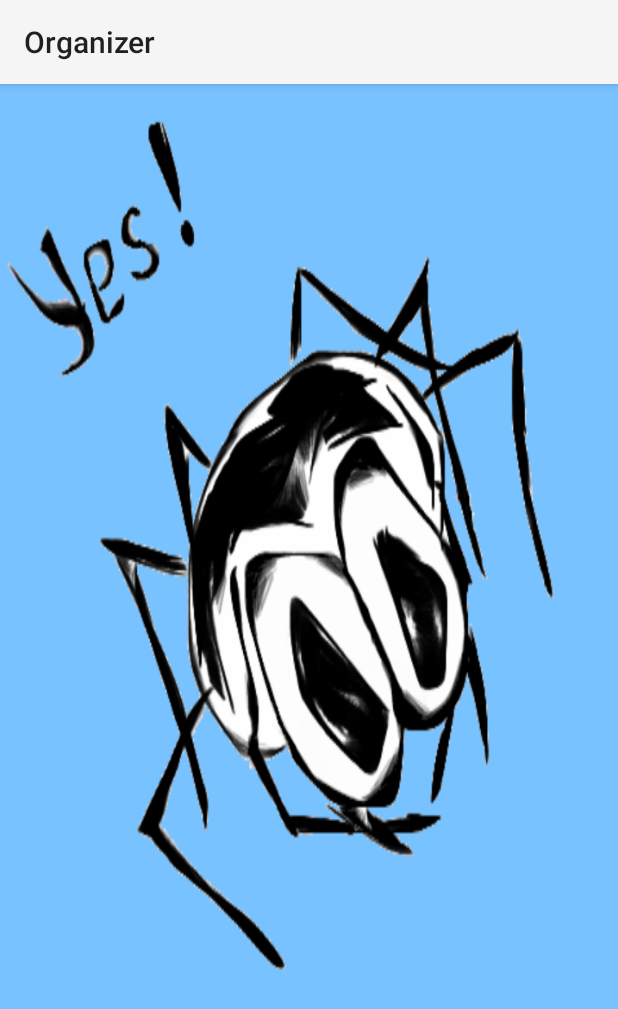
After one commit to KotDerTar/ProANN, an Android app: the ProjectorActivity screen opened directly, with no data from a screen before it, on a phone screen of 412 x 824 dp. The commit adds this screen. Shown: the top 1009 px of the screen. Run offline under Robolectric (Android 15) with nearby library versions, the phone set to English and light mode, and no system bars.

Commit message:
projector

```diff
--- a/Organizer/app/src/main/AndroidManifest.xml
+++ b/Organizer/app/src/main/AndroidManifest.xml
@@ -25,6 +25,9 @@
         <activity
             android:name=".CreateNewActivity">
         </activity>
+        <activity android:name=".ProjectorActivity">
+
+        </activity>
     </application>
 
 </manifest>
--- a/Organizer/app/src/main/java/com/example/marko_polo/organizer/ExistConnectionActivity.java
+++ b/Organizer/app/src/main/java/com/example/marko_polo/organizer/ExistConnectionActivity.java
@@ -57,6 +57,11 @@ public class ExistConnectionActivity extends Activity {
         startActivity(intent);
     }
 
+    public  void goToProjectorActivity (View v) {
+        Intent intent = new Intent(this, ProjectorActivity.class);
+        startActivity(intent);
+    }
+
     public void makeExistConnection () {
         try{
             Socket s = new Socket ("192.168.195.50", 5000);
--- /dev/null
+++ b/Organizer/app/src/main/java/com/example/marko_polo/organizer/ProjectorActivity.java
@@ -0,0 +1,22 @@
+package com.example.marko_polo.organizer;
+
+import android.app.Activity;
+import android.os.Bundle;
+import android.widget.ImageView;
+
+/**
+ * Created by Natasha on 27.11.2014.
+ */
+public class ProjectorActivity extends Activity {
+
+    ImageView projectorImg;
+
+    @Override
+    protected void onCreate(Bundle savedInstanceState) {
+        super.onCreate(savedInstanceState);
+        setContentView(R.layout.activity_projector);
+
+        projectorImg = (ImageView)findViewById(R.id.imgProjector);
+        projectorImg.setImageResource(R.drawable.spider_yes_colored);
+    }
+}
--- a/Organizer/app/src/main/res/layout/activity_exist_connection.xml
+++ b/Organizer/app/src/main/res/layout/activity_exist_connection.xml
@@ -45,7 +45,8 @@
         android:id="@+id/btnMakeExistConnection"
         android:layout_gravity="right"
         android:layout_marginTop="15dp"
-        android:enabled="false" />
+        android:enabled="false"
+        android:onClick="goToProjectorActivity" />
 
     <Button
         android:layout_width="wrap_content"
--- /dev/null
+++ b/Organizer/app/src/main/res/layout/activity_projector.xml
@@ -0,0 +1,12 @@
+<?xml version="1.0" encoding="utf-8"?>
+
+<LinearLayout xmlns:android="http://schemas.android.com/apk/res/android"
+    android:orientation="vertical" android:layout_width="match_parent"
+    android:layout_height="match_parent">
+
+    <ImageView
+        android:layout_width="fill_parent"
+        android:layout_height="fill_parent"
+        android:id="@+id/imgProjector"
+        android:scaleType="fitXY" />
+</LinearLayout>
```
Also changed, not shown: Organizer/app/src/main/res/drawable/spider_yes_colored.png (added).
